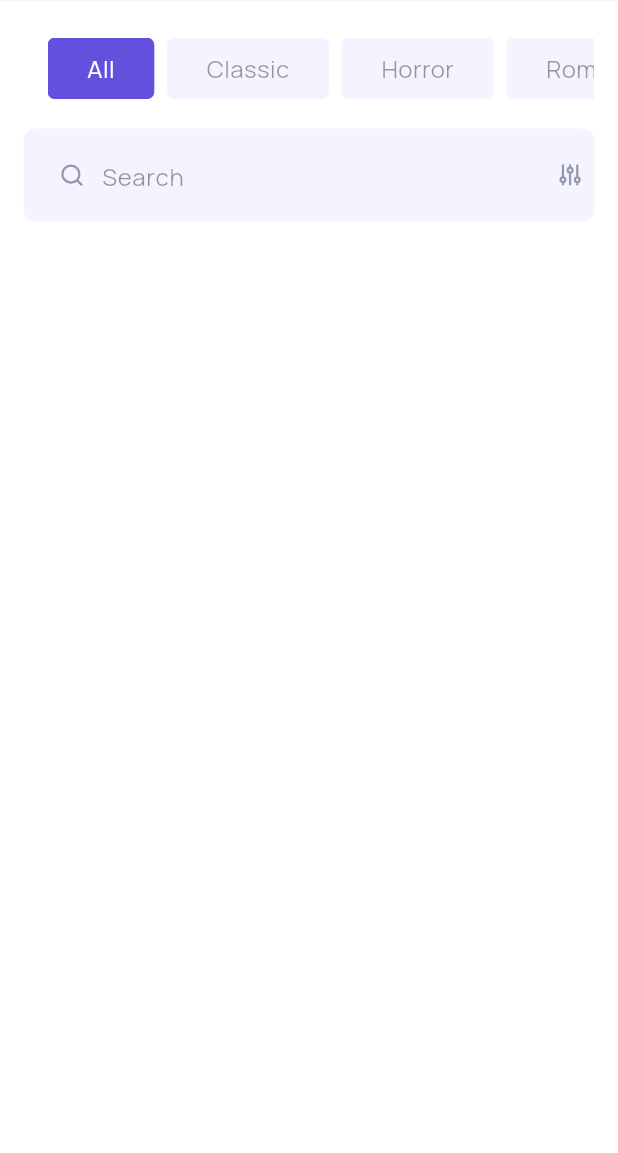
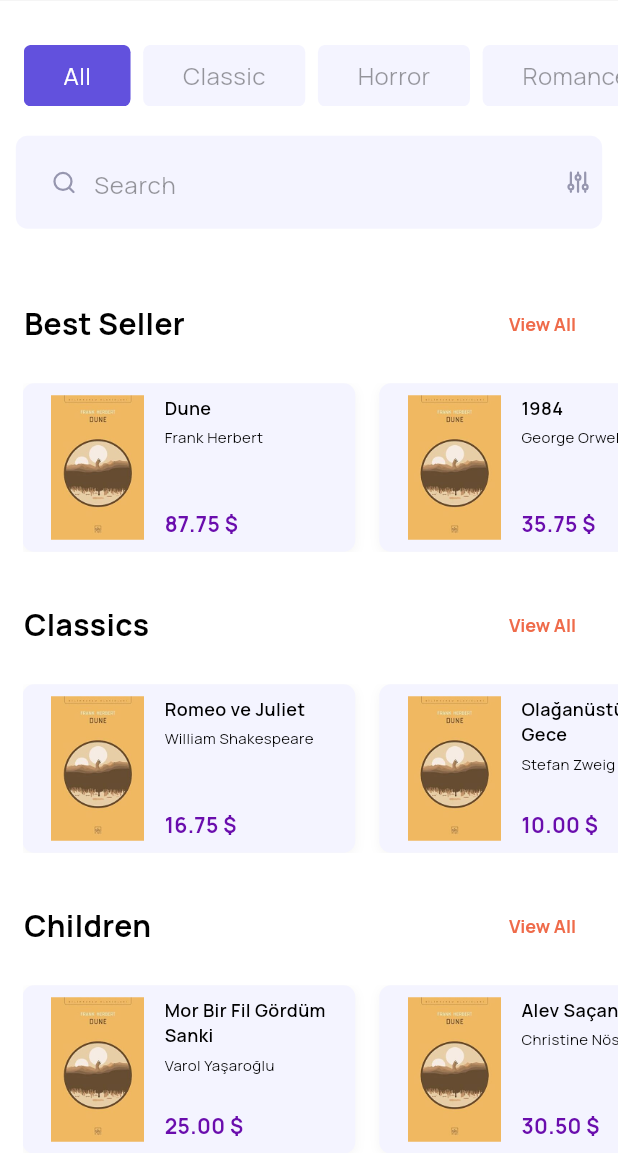
Before and after one commit to ozataknurullah/book_app_intern, a Flutter app: the screen it shows after launch, on a phone screen of 412 x 824 dp, the part 83-1236 px from its top. Run offline on Flutter 3.47's test engine with Material 3 defaults, Android fonts, the phone set to English and light mode, and no system bars; our stand-ins replace auto_route, flutter_riverpod, flutter_screenutil, flutter_svg.

Commit message:
The category section is ready to use

```diff
--- a/lib/core/theme/app_theme.dart
+++ b/lib/core/theme/app_theme.dart
@@ -40,6 +40,16 @@ class AppTheme {
           color: Colors.black,
           fontFamily: "Manrope",
           fontWeight: FontWeight.w400,
+          fontSize: 10),
+      displayMedium: TextStyle(
+          color: Color(0xFFEF6B4A),
+          fontFamily: "Manrope",
+          fontWeight: FontWeight.w700,
+          fontSize: 12),
+      displaySmall: TextStyle(
+          color: Color(0xFFEF6B4A),
+          fontFamily: "Manrope",
+          fontWeight: FontWeight.w600,
           fontSize: 10),
     ),
 
--- /dev/null
+++ b/lib/features/home/domain/book_category_model.dart
@@ -0,0 +1,21 @@
+class BookCategoryModel {
+  String? id;
+  String? name;
+
+  BookCategoryModel({
+    required this.id,
+    required this.name,
+  });
+
+  static List<BookCategoryModel> getBookCategories() {
+    List<BookCategoryModel> bookCategories = [];
+
+    bookCategories.add(BookCategoryModel(name: "All", id: "0"));
+    bookCategories.add(BookCategoryModel(name: "Classic", id: "1"));
+    bookCategories.add(BookCategoryModel(name: "Horror", id: "2"));
+    bookCategories.add(BookCategoryModel(name: "Romance", id: "3"));
+    bookCategories.add(BookCategoryModel(name: "Adventure", id: "4"));
+
+    return bookCategories;
+  }
+}
--- /dev/null
+++ b/lib/features/home/domain/book_model.dart
@@ -0,0 +1,50 @@
+class BookModel {
+  final String title;
+  final String author;
+  final double price;
+
+  BookModel({
+    required this.title,
+    required this.author,
+    required this.price,
+  });
+
+  static List<BookModel> bestSellerBooks = [
+    BookModel(
+      title: "Dune",
+      author: "Frank Herbert",
+      price: 87.75,
+    ),
+    BookModel(
+      title: "1984",
+      author: "George Orwell",
+      price: 35.75,
+    ),
+  ];
+
+  static List<BookModel> classicBooks = [
+    BookModel(
+      title: "Romeo ve Juliet",
+      author: "William Shakespeare",
+      price: 16.75,
+    ),
+    BookModel(
+      title: "Olağanüstü Bir Gece",
+      author: "Stefan Zweig",
+      price: 10.00,
+    ),
+  ];
+
+  static List<BookModel> childrenBooks = [
+    BookModel(
+      title: "Mor Bir Fil Gördüm Sanki",
+      author: "Varol Yaşaroğlu",
+      price: 25.00,
+    ),
+    BookModel(
+      title: "Alev Saçan Çocuk",
+      author: "Christine Nöstlinger",
+      price: 30.50,
+    ),
+  ];
+}
--- a/lib/features/home/domain/category_model.dart
+++ b/lib/features/home/domain/category_model.dart
@@ -1,20 +1,26 @@
+import 'book_model.dart';
+
 class CategoryModel {
-  String? id;
-  String? name;
+  final String title;
+  final List<BookModel> books;
 
   CategoryModel({
-    required this.id,
-    required this.name,
+    required this.title,
+    required this.books,
   });
 
-  static List<CategoryModel> getCategories() {
-    List<CategoryModel> categories = [];
-
-    categories.add(CategoryModel(name: "All", id: "1"));
-    categories.add(CategoryModel(name: "Classic", id: "2"));
-    categories.add(CategoryModel(name: "Horror", id: "3"));
-    categories.add(CategoryModel(name: "Romance", id: "4"));
-
-    return categories;
-  }
+  static List<CategoryModel> categories = [
+    CategoryModel(
+      title: "Best Seller",
+      books: BookModel.bestSellerBooks,
+    ),
+    CategoryModel(
+      title: "Classics",
+      books: BookModel.classicBooks,
+    ),
+    CategoryModel(
+      title: "Children",
+      books: BookModel.childrenBooks,
+    ),
+  ];
 }
--- a/lib/features/home/presentation/pages/home_screen.dart
+++ b/lib/features/home/presentation/pages/home_screen.dart
@@ -1,7 +1,9 @@
 import 'package:auto_route/auto_route.dart';
 import 'package:book_app_intern_project/core/theme/app_theme.dart';
 import 'package:book_app_intern_project/core/widgets/custom_appbar.dart';
+import 'package:book_app_intern_project/features/home/domain/book_category_model.dart';
 import 'package:book_app_intern_project/features/home/domain/category_model.dart';
+import 'package:book_app_intern_project/features/home/presentation/widgets/book_category_section.dart';
 import 'package:book_app_intern_project/features/home/presentation/widgets/custom_search_field.dart';
 import 'package:flutter/material.dart';
 import 'package:flutter_screenutil/flutter_screenutil.dart';
@@ -16,17 +18,18 @@ class HomeScreen extends StatefulWidget {
 
 class _HomeScreenState extends State<HomeScreen> {
   int selectedCategoryIndex = 0;
-  List<CategoryModel> categories = [];
+  List<BookCategoryModel> bookCategories = [];
   final TextEditingController searchController = TextEditingController();
+  final categories = CategoryModel.categories;
 
-  void _getCategories() {
-    categories = CategoryModel.getCategories();
+  void _getBookCategories() {
+    bookCategories = BookCategoryModel.getBookCategories();
   }
 
   @override
   void initState() {
     super.initState();
-    _getCategories();
+    _getBookCategories();
   }
 
   void _onCategoryTap(int index) {
@@ -39,18 +42,35 @@ class _HomeScreenState extends State<HomeScreen> {
   Widget build(BuildContext context) {
     return Scaffold(
       appBar: const CustomAppBar(title: "Catalog", showBackButton: true),
-      body: Padding(
-        padding:
-            EdgeInsets.only(bottom: 10.h, top: 10.h, right: 15.w, left: 15.w),
-        child: Column(
+      body: Column(
         crossAxisAlignment: CrossAxisAlignment.start,
         children: [
+          SizedBox(height: 15.h),
           categorySection(),
           SizedBox(height: 20.h),
-            CustomSearchField(controller: searchController, hintText: "Search"),
+          Padding(
+            padding: EdgeInsets.only(left: 10.w, right: 10.w),
+            child: CustomSearchField(
+                controller: searchController, hintText: "Search"),
+          ),
           SizedBox(height: 20.h),
+          Expanded(
+            child: ListView.builder(
+              padding: EdgeInsets.only(top: 20.h),
+              itemCount: categories.length,
+              itemBuilder: (context, index) {
+                final category = categories[index];
+                return BookCategorySection(
+                  categoryTitle: category.title,
+                  books: category.books,
+                  onViewAll: () {
+                    // View All tıklama işlevi
+                  },
+                );
+              },
+            ),
+          ),
         ],
-        ),
       ),
     );
   }
@@ -76,7 +96,7 @@ class _HomeScreenState extends State<HomeScreen> {
                 ),
                 child: Center(
                   child: Text(
-                    categories[index].name!,
+                    bookCategories[index].name!,
                     style: isSelected
                         ? AppTheme.lightTheme.textTheme.bodySmall?.copyWith(
                             color: Colors.white,
@@ -89,7 +109,7 @@ class _HomeScreenState extends State<HomeScreen> {
               ),
             );
           },
-          itemCount: categories.length,
+          itemCount: bookCategories.length,
           separatorBuilder: (context, index) => SizedBox(
             width: 8.w,
           ),
--- /dev/null
+++ b/lib/features/home/presentation/widgets/book_card.dart
@@ -0,0 +1,166 @@
+import 'package:book_app_intern_project/core/theme/app_theme.dart';
+import 'package:flutter/material.dart';
+import 'package:book_app_intern_project/features/home/domain/book_model.dart';
+import 'package:flutter_screenutil/flutter_screenutil.dart';
+import 'package:flutter_svg/flutter_svg.dart';
+
+class BookCard extends StatelessWidget {
+  final BookModel book;
+  final bool isHorizontal; // True: for row, False: is for grid
+
+  const BookCard({
+    super.key,
+    required this.book,
+    required this.isHorizontal,
+  });
+
+  @override
+  Widget build(BuildContext context) {
+    return isHorizontal ? _buildHorizontalCard() : _buildVerticalCard();
+  }
+
+  // This is for the row
+  Widget _buildHorizontalCard() {
+    return Container(
+      width: 210.w,
+      height: 140.h,
+      margin: const EdgeInsets.only(right: 16),
+      decoration: BoxDecoration(
+        borderRadius: BorderRadius.circular(8.r),
+        color: const Color(0xFFF4F4FF),
+        boxShadow: [
+          BoxShadow(
+            color: Colors.grey.withOpacity(0.1),
+            blurRadius: 5,
+            offset: const Offset(0, 2),
+          ),
+        ],
+      ),
+      child: Padding(
+        padding: const EdgeInsets.all(8.0),
+        child: Row(
+          crossAxisAlignment: CrossAxisAlignment.start,
+          children: [
+            ClipRRect(
+              borderRadius: BorderRadius.circular(8.r),
+              child: Image.asset(
+                'assets/images/book.png',
+                width: 80.w,
+                height: 120.h,
+              ),
+            ),
+            SizedBox(width: 2.w),
+            //Texts
+            Expanded(
+              child: Column(
+                crossAxisAlignment: CrossAxisAlignment.start,
+                mainAxisAlignment: MainAxisAlignment.spaceBetween,
+                children: [
+                  Column(
+                    crossAxisAlignment: CrossAxisAlignment.start,
+                    children: [
+                      // The Book Name
+                      Text(
+                        book.title,
+                        style: AppTheme.lightTheme.textTheme.headlineMedium,
+                        maxLines: null,
+                      ),
+                      SizedBox(height: 4.h),
+                      // The Authors
+                      Text(
+                        book.author,
+                        style: AppTheme.lightTheme.textTheme.headlineSmall,
+                        maxLines: null,
+                      ),
+                    ],
+                  ),
+
+                  // The book price
+                  Column(
+                    children: [
+                      Text(
+                        "${book.price.toStringAsFixed(2)} \$",
+                        style: const TextStyle(
+                          fontWeight: FontWeight.bold,
+                          color: Color(0xFF6A0DAD), // Mor renk
+                          fontSize: 14,
+                        ),
+                      ),
+                    ],
+                  )
+                ],
+              ),
+            ),
+          ],
+        ),
+      ),
+    );
+  }
+
+  // This is for grid layout
+  Widget _buildVerticalCard() {
+    return Container(
+      decoration: BoxDecoration(
+        borderRadius: BorderRadius.circular(8),
+        color: Colors.white,
+        boxShadow: [
+          BoxShadow(
+            color: Colors.grey.withOpacity(0.1),
+            blurRadius: 5,
+            offset: const Offset(0, 2),
+          ),
+        ],
+      ),
+      child: Column(
+        crossAxisAlignment: CrossAxisAlignment.start,
+        children: [
+          // Book Picture
+          ClipRRect(
+            borderRadius: BorderRadius.only(
+              topLeft: Radius.circular(8.r),
+              topRight: Radius.circular(8.r),
+            ),
+            child: SvgPicture.asset(
+              'assets/images/book.svg',
+            ),
+          ),
+          SizedBox(height: 8.h),
+          // Book Name
+          Padding(
+            padding: EdgeInsets.symmetric(horizontal: 8.w),
+            child: Text(
+              book.title,
+              style: const TextStyle(fontWeight: FontWeight.bold),
+              maxLines: 1,
+              overflow: TextOverflow.ellipsis,
+            ),
+          ),
+          SizedBox(height: 4.h),
+          // Author
+          Padding(
+            padding: const EdgeInsets.symmetric(horizontal: 8),
+            child: Text(
+              book.author,
+              style: const TextStyle(color: Colors.grey),
+              maxLines: 1,
+              overflow: TextOverflow.ellipsis,
+            ),
+          ),
+          SizedBox(height: 4.h),
+          // Price
+          Padding(
+            padding: EdgeInsets.symmetric(horizontal: 8.w),
+            child: Text(
+              "\$${book.price.toStringAsFixed(2)}",
+              style: const TextStyle(
+                fontWeight: FontWeight.bold,
+                color: Colors.purple,
+              ),
+            ),
+          ),
+          SizedBox(height: 8.h),
+        ],
+      ),
+    );
+  }
+}
--- /dev/null
+++ b/lib/features/home/presentation/widgets/book_category_section.dart
@@ -0,0 +1,66 @@
+import 'package:book_app_intern_project/core/theme/app_theme.dart';
+import 'package:book_app_intern_project/features/home/domain/book_model.dart';
+import 'package:book_app_intern_project/features/home/presentation/widgets/book_card.dart';
+import 'package:flutter/material.dart';
+import 'package:flutter_screenutil/flutter_screenutil.dart';
+
+class BookCategorySection extends StatelessWidget {
+  final String categoryTitle;
+  final List<BookModel> books;
+  final VoidCallback onViewAll;
+
+  const BookCategorySection(
+      {super.key,
+      required this.categoryTitle,
+      required this.books,
+      required this.onViewAll});
+
+  @override
+  Widget build(BuildContext context) {
+    return Column(
+      crossAxisAlignment: CrossAxisAlignment.start,
+      children: [
+        Padding(
+          padding: const EdgeInsets.symmetric(horizontal: 16),
+          // Category title and viewAll text button
+          child: Row(
+            mainAxisAlignment: MainAxisAlignment.spaceBetween,
+            children: [
+              Text(categoryTitle,
+                  style: AppTheme.lightTheme.textTheme.bodyLarge),
+              TextButton(
+                onPressed: null,
+                child: Text(
+                  'View All',
+                  style: AppTheme.lightTheme.textTheme.displayMedium,
+                ),
+              ),
+            ],
+          ),
+        ),
+        const SizedBox(height: 16),
+        Padding(
+          padding: const EdgeInsets.only(left: 15.0),
+          child: SizedBox(
+            height: 140.h,
+            child: Padding(
+              padding: EdgeInsets.only(
+                bottom: 25.h,
+              ),
+              child: ListView.builder(
+                scrollDirection: Axis.horizontal,
+                itemCount: books.length,
+                itemBuilder: (context, index) {
+                  return BookCard(
+                    book: books[index],
+                    isHorizontal: true,
+                  );
+                },
+              ),
+            ),
+          ),
+        ),
+      ],
+    );
+  }
+}
```
Also changed, not shown: assets/images/book.png (added), assets/images/book.svg (added), assets/images/dune.svg (renamed from assets/images/Picture.svg), 1 other file. Lines whose indentation alone changed are shown as unchanged.
